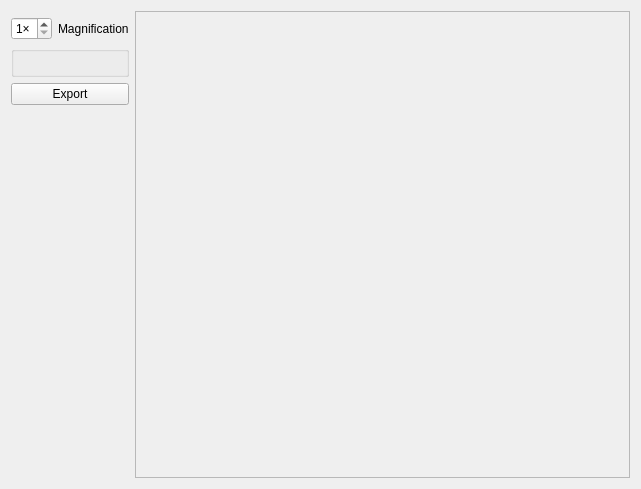
Above: Libretro/mgba/src/platform/qt/MapView.ui from kiddreads/Avalon-copy2 before the change. Below: the same form after it.
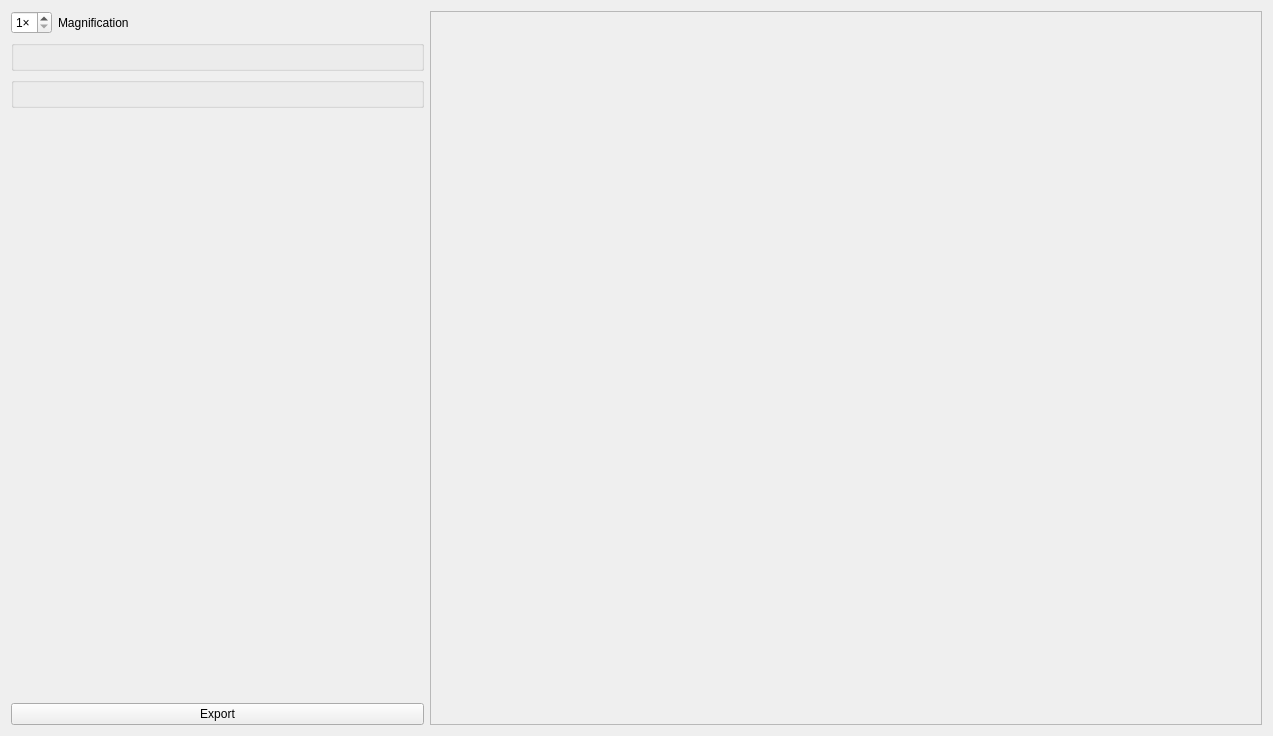
That is the form after the change. Custom widgets are drawn as their Qt base class.

Commit message: Qt: Add additional info to map view

```diff
--- a/Libretro/mgba/src/platform/qt/MapView.ui
+++ b/Libretro/mgba/src/platform/qt/MapView.ui
@@ -6,18 +6,80 @@
    <rect>
     <x>0</x>
     <y>0</y>
-    <width>641</width>
-    <height>489</height>
+    <width>1273</width>
+    <height>736</height>
    </rect>
   </property>
   <property name="windowTitle">
    <string>Maps</string>
   </property>
-  <layout class="QGridLayout" name="gridLayout">
-   <item row="0" column="0">
-    <layout class="QVBoxLayout" name="bgLayout"/>
+  <layout class="QGridLayout" name="gridLayout" rowstretch="0,0,0,0,0,0">
+   <item row="3" column="0">
+    <widget class="QGBA::AssetTile" name="tile"/>
    </item>
-   <item row="0" column="1" rowspan="5">
+   <item row="2" column="0">
+    <widget class="QGBA::AssetInfo" name="bgInfo">
+     <property name="title">
+      <string/>
+     </property>
+     <layout class="QVBoxLayout" name="verticalLayout_2"/>
+    </widget>
+   </item>
+   <item row="5" column="0">
+    <widget class="QPushButton" name="exportButton">
+     <property name="text">
+      <string>Export</string>
+     </property>
+    </widget>
+   </item>
+   <item row="4" column="0">
+    <spacer name="verticalSpacer">
+     <property name="orientation">
+      <enum>Qt::Vertical</enum>
+     </property>
+     <property name="sizeHint" stdset="0">
+      <size>
+       <width>0</width>
+       <height>0</height>
+      </size>
+     </property>
+    </spacer>
+   </item>
+   <item row="1" column="0">
+    <layout class="QVBoxLayout" name="bgLayout">
+     <item>
+      <layout class="QHBoxLayout" name="horizontalLayout_4">
+       <item>
+        <widget class="QSpinBox" name="magnification">
+         <property name="sizePolicy">
+          <sizepolicy hsizetype="Fixed" vsizetype="Fixed">
+           <horstretch>0</horstretch>
+           <verstretch>0</verstretch>
+          </sizepolicy>
+         </property>
+         <property name="suffix">
+          <string>×</string>
+         </property>
+         <property name="minimum">
+          <number>1</number>
+         </property>
+         <property name="maximum">
+          <number>8</number>
+         </property>
+        </widget>
+       </item>
+       <item>
+        <widget class="QLabel" name="label_2">
+         <property name="text">
+          <string>Magnification</string>
+         </property>
+        </widget>
+       </item>
+      </layout>
+     </item>
+    </layout>
+   </item>
+   <item row="1" column="1" rowspan="5" colspan="2">
     <widget class="QScrollArea" name="scrollArea">
      <property name="widgetResizable">
       <bool>true</bool>
@@ -30,8 +92,8 @@
        <rect>
         <x>0</x>
         <y>0</y>
-        <width>457</width>
-        <height>463</height>
+        <width>835</width>
+        <height>720</height>
        </rect>
       </property>
       <layout class="QVBoxLayout" name="verticalLayout">
@@ -71,62 +133,15 @@
      </widget>
     </widget>
    </item>
-   <item row="2" column="0">
-    <widget class="QGBA::AssetTile" name="tile"/>
-   </item>
-   <item row="4" column="0">
-    <spacer name="verticalSpacer">
-     <property name="orientation">
-      <enum>Qt::Vertical</enum>
-     </property>
-     <property name="sizeHint" stdset="0">
-      <size>
-       <width>0</width>
-       <height>0</height>
-      </size>
-     </property>
-    </spacer>
-   </item>
-   <item row="1" column="0">
-    <layout class="QHBoxLayout" name="horizontalLayout_4">
-     <item>
-      <widget class="QSpinBox" name="magnification">
-       <property name="sizePolicy">
-        <sizepolicy hsizetype="Fixed" vsizetype="Fixed">
-         <horstretch>0</horstretch>
-         <verstretch>0</verstretch>
-        </sizepolicy>
-       </property>
-       <property name="suffix">
-        <string>×</string>
-       </property>
-       <property name="minimum">
-        <number>1</number>
-       </property>
-       <property name="maximum">
-        <number>8</number>
-       </property>
-      </widget>
-     </item>
-     <item>
-      <widget class="QLabel" name="label_2">
-       <property name="text">
-        <string>Magnification</string>
-       </property>
-      </widget>
-     </item>
-    </layout>
-   </item>
-   <item row="3" column="0">
-    <widget class="QPushButton" name="exportButton">
-     <property name="text">
-      <string>Export</string>
-     </property>
-    </widget>
-   </item>
   </layout>
  </widget>
  <customwidgets>
+  <customwidget>
+   <class>QGBA::AssetInfo</class>
+   <extends>QGroupBox</extends>
+   <header>AssetInfo.h</header>
+   <container>1</container>
+  </customwidget>
   <customwidget>
    <class>QGBA::AssetTile</class>
    <extends>QGroupBox</extends>
```
The commit also changes 8 other files.
